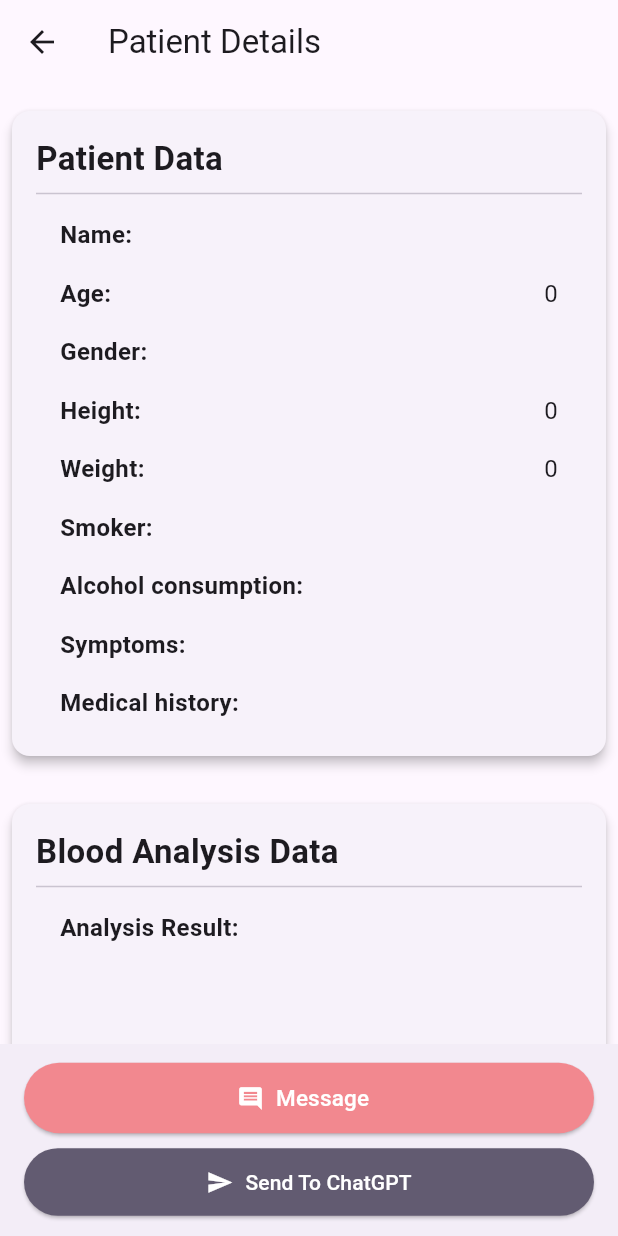
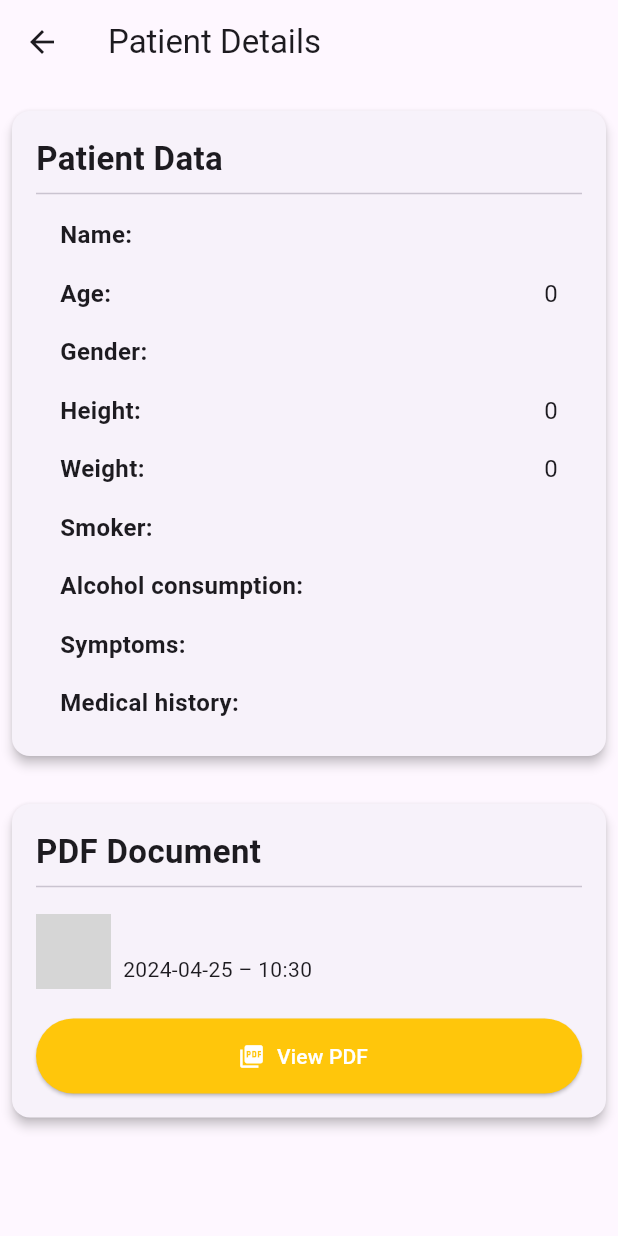
Before and after one commit to MarkPeter19/DocChat, a Flutter app: the PatientDataDetailsScreen screen opened directly with empty values, on a phone screen of 412 x 824 dp. Run offline on Flutter 3.47's test engine with Material 3 defaults, Android fonts, the phone set to English and light mode, and no system bars; our stand-ins replace cloud_firestore, file_picker, firebase_auth, firebase_core, firebase_storage, image_picker and 1 more; missing offline and left inert: flutter_pdfview; accounts and stored records are empty; grey boxes are pictures that could not be loaded.

Commit message:
Edited ViewPatientDataDetails screen

```diff
--- a/Client/lib/screens/DoctorScreens/Requests/PatientDataDetailsScreen.dart
+++ b/Client/lib/screens/DoctorScreens/Requests/PatientDataDetailsScreen.dart
@@ -1,5 +1,6 @@
 import 'package:flutter/material.dart';
 import 'package:doctorgpt/services/doctor_services.dart';
+import 'ViewPDFScreen.dart';
 import 'package:intl/intl.dart';
 import 'package:cloud_firestore/cloud_firestore.dart';
 
@@ -60,39 +61,6 @@ class _PatientDataDetailsScreenState extends State<PatientDataDetailsScreen> {
     );
   }
 
-  Widget _buildAnalysisResultRow(String label, String value) {
-    return Padding(
-      padding: const EdgeInsets.symmetric(vertical: 8.0, horizontal: 16.0),
-      child: Column(
-        crossAxisAlignment: CrossAxisAlignment.start,
-        children: [
-          Text(label,
-              style: TextStyle(fontWeight: FontWeight.bold, fontSize: 16)),
-          SizedBox(
-            height: 20,
-          ),
-          Text(value ?? 'N/A', style: TextStyle(fontSize: 16)),
-          SizedBox(
-            height: 25,
-          ),
-          Row(
-            children: [
-              Text('Upload Date:',
-                  style: TextStyle(fontWeight: FontWeight.bold, fontSize: 16)),
-              Expanded(
-                child: Text(
-                    DateFormat('yyyy-MM-dd – kk:mm').format(
-                        (documentData['uploadDate'] as Timestamp).toDate()),
-                    style: TextStyle(fontSize: 16),
-                    textAlign: TextAlign.right),
-              )
-            ],
-          )
-        ],
-      ),
-    );
-  }
-
   @override
   Widget build(BuildContext context) {
     if (isLoading) {
@@ -144,7 +112,7 @@ class _PatientDataDetailsScreenState extends State<PatientDataDetailsScreen> {
               ),
               SizedBox(height: 16.0),
 
-              //blood analysis
+              // PDF card
               Card(
                 margin: EdgeInsets.all(8.0),
                 elevation: 3,
@@ -153,61 +121,71 @@ class _PatientDataDetailsScreenState extends State<PatientDataDetailsScreen> {
                   child: Column(
                     crossAxisAlignment: CrossAxisAlignment.start,
                     children: [
-                      Text('Blood Analysis Data',
+                      Text('PDF Document',
                           textAlign: TextAlign.center,
                           style: TextStyle(
                               fontSize: 22, fontWeight: FontWeight.bold)),
                       Divider(),
-                      _buildAnalysisResultRow(
-                          'Analysis Result:', documentData['analysisResult']),
+                      SizedBox(height: 10),
+                      Row(
+                        children: [
+                          Image.asset(
+                            'lib/assets/pdf_logo.png',
+                            height: 50,
+                            width: 50,
+                          ),
+                          SizedBox(width: 8),
+                          Column(
+                            crossAxisAlignment: CrossAxisAlignment.start,
+                            children: [
+                              Text(
+                                documentData['PDFName'],
+                                style: TextStyle(
+                                    fontSize: 16, fontWeight: FontWeight.bold),
+                              ),
+                              SizedBox(height: 2),
+                              Text(
+                                DateFormat('yyyy-MM-dd – kk:mm').format(
+                                    (documentData['uploadDate'] as Timestamp)
+                                        .toDate()),
+                                style: TextStyle(
+                                  fontSize: 14,
+                                ),
+                              ),
+                            ],
+                          ),
+                        ],
+                      ),
+                      SizedBox(height: 20),
+                      Center(
+                        child: ElevatedButton.icon(
+                          onPressed: () {
+                            // Navigate to ViewPDFScreen and pass the URL
+                            Navigator.push(
+                              context,
+                              MaterialPageRoute(
+                                builder: (context) => ViewPDFScreen(
+                                  pdfUrl: documentData['PDFUrl'],
+                                ),
+                              ),
+                            );
+                          },
+                          icon: Icon(Icons.picture_as_pdf),
+                          label: Text('View PDF'),
+                          style: ElevatedButton.styleFrom(
+                            primary: Color.fromARGB(255, 255, 198, 11),
+                            onPrimary: Colors.white,
+                            minimumSize: Size(double.infinity, 50),
+                          ),
+                        ),
+                      ),
                     ],
                   ),
                 ),
               ),
+
               SizedBox(height: 20.0),
             ],
-          ),
-        ),
-        bottomNavigationBar: BottomAppBar(
-          height: 128,
-          child: Padding(
-            padding: const EdgeInsets.all(0),
-            child: Column(
-              mainAxisSize: MainAxisSize
-                  .min, // Csak annyi helyet foglal el, amennyi szükséges
-              children: [
-                ElevatedButton.icon(
-                  onPressed: () {
-                    // Logic to send message
-                  },
-                  icon: Icon(Icons.comment), // Ikon hozzáadása
-                  label: Text(
-                    'Message',
-                    style: TextStyle(fontSize: 15),
-                  ),
-                  style: ElevatedButton.styleFrom(
-                    primary: Color.fromARGB(255, 242, 136, 143),
-                    onPrimary: Colors.white,
-                    minimumSize: Size(double.infinity, 47),
-                  ),
-                ),
-                SizedBox(height: 8), // Térköz hozzáadása a gombok közé
-                ElevatedButton.icon(
-                  onPressed: () {
-                    // Logic to send data to ChatGPT
-                  },
-                  icon: Icon(Icons.send), // Ikon hozzáadása
-                  label:
-                      Text('Send To ChatGPT', style: TextStyle(fontSize: 14)),
-                  style: ElevatedButton.styleFrom(
-                    primary: Theme.of(context).colorScheme.secondary,
-                    onPrimary: Colors.white,
-                    minimumSize: Size(double.infinity, 45),
-                    padding: EdgeInsets.symmetric(vertical: 1.0),
-                  ),
-                ),
-              ],
-            ),
           ),
         ));
   }
--- a/Client/lib/screens/PatientScreens/Analysis/AddPDFScreen.dart
+++ b/Client/lib/screens/PatientScreens/Analysis/AddPDFScreen.dart
@@ -88,6 +88,7 @@ class _AddPDFScreenState extends State<AddPDFScreen> {
           .doc();
 
       await docRef.set({
+        'PDFName': fileName,
         'PDFUrl': urlDownload, // A feltöltött PDF URL-jének mentése
         'uploadDate': uploadTime,
         'assignedDoctorId': selectedDoctorId,
--- a/Client/pubspec.yaml
+++ b/Client/pubspec.yaml
@@ -54,6 +54,8 @@ dependencies:
 
   intl: ^0.19.0
   file_picker: ^8.0.0+1
+  flutter_pdfview: ^1.3.2
+  logger: ^2.2.0
 
 dev_dependencies:
   flutter_test:
```
Also changed, not shown: Client/lib/screens/DoctorScreens/Requests/RequestsScreen.dart (+0 -15 lines), Client/lib/screens/DoctorScreens/Requests/ViewPDFScreen.dart (added, +42 -0 lines), Client/pubspec.lock.
